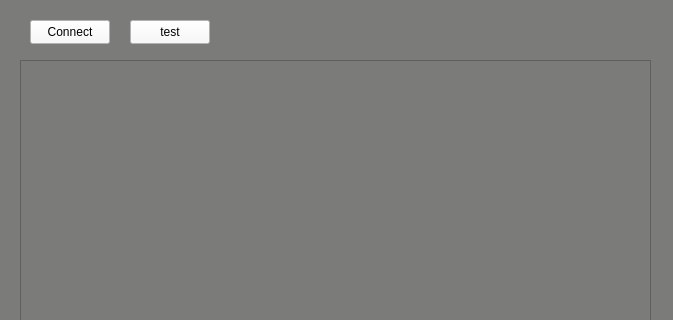
First picture: the form in front_office/mainwindow.ui, repository Tristan-Le-Bars/NetWatch, before the edit; both pictures show x 0 to 673 and y 0 to 320 of the 673 by 900 pixel window.
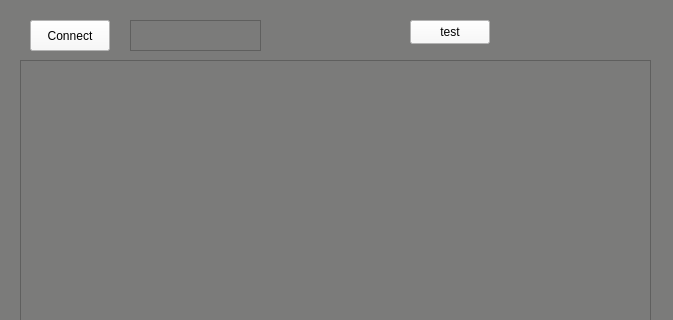
Second picture: the form after the edit.

```diff
--- a/front_office/mainwindow.ui
+++ b/front_office/mainwindow.ui
@@ -23,7 +23,7 @@
       <x>30</x>
       <y>20</y>
       <width>80</width>
-      <height>24</height>
+      <height>31</height>
      </rect>
     </property>
     <property name="styleSheet">
@@ -36,7 +36,7 @@
    <widget class="QPushButton" name="test_button">
     <property name="geometry">
      <rect>
-      <x>130</x>
+      <x>410</x>
       <y>20</y>
       <width>80</width>
       <height>24</height>
@@ -99,6 +99,16 @@
      </item>
     </layout>
    </widget>
+   <widget class="QTextEdit" name="address_edit">
+    <property name="geometry">
+     <rect>
+      <x>130</x>
+      <y>20</y>
+      <width>131</width>
+      <height>31</height>
+     </rect>
+    </property>
+   </widget>
   </widget>
   <widget class="QStatusBar" name="statusbar"/>
  </widget>
```
